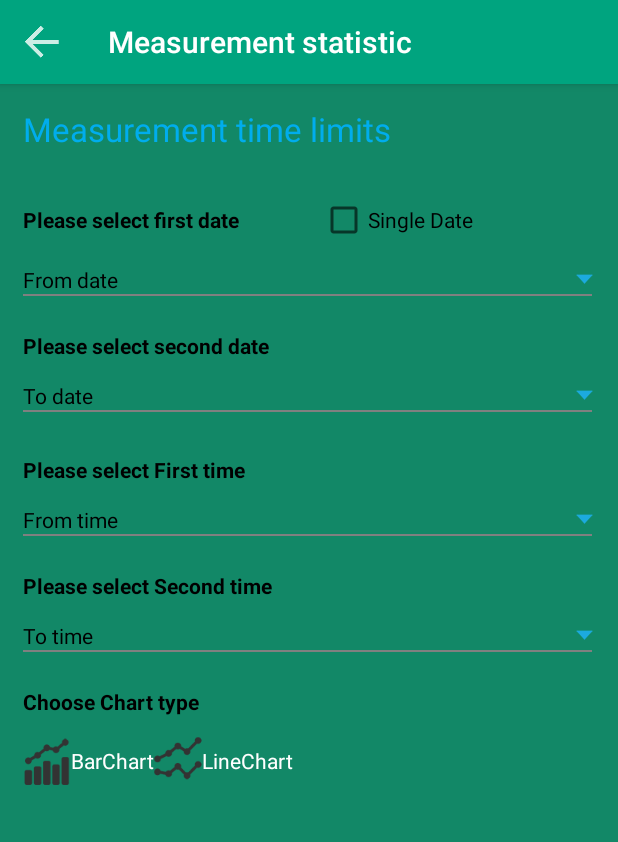
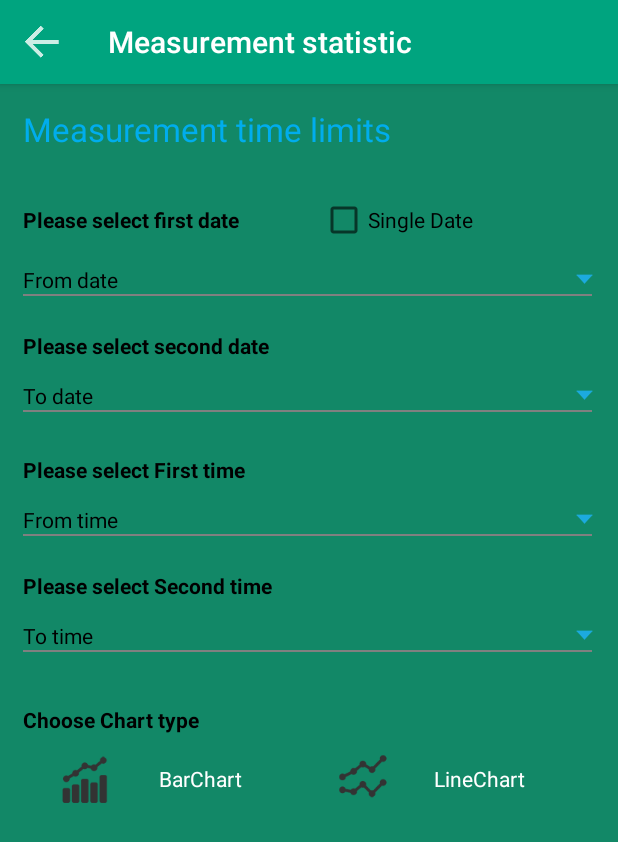
Before and after one commit to iRafal/House-Manager, an Android app: the MeasurementStatisticActivity screen opened directly, with no data from a screen before it, on a phone screen of 412 x 824 dp. Shown: the top 842 px of the screen. Run offline under Robolectric (Android 15) with nearby library versions, the phone set to English and light mode, and no system bars; our stand-ins replace ButterKnife; libraries missing offline, so code that uses them is left out: com.fourmob.datetimepicker, com.r0adkll.slidr, com.sleepbot.datetimepicker; 7 statements that could not run were skipped.

Commit message:
Fixed Measurement statistic screen layout. Moved  a part of layout to another file (using include)

```diff
--- a/app/src/main/java/com/medvid/andriy/housemanager/activity/BarChartActivity.java
+++ b/app/src/main/java/com/medvid/andriy/housemanager/activity/BarChartActivity.java
@@ -34,9 +34,6 @@ public class BarChartActivity extends BaseActivity implements SeekBar.OnSeekBarC
         setContentView(R.layout.animated_bar_chart_activity_layout);
 
         ButterKnife.inject(this);
-
-        initSlidr();
-
         initView();
     }
 
@@ -103,10 +100,6 @@ public class BarChartActivity extends BaseActivity implements SeekBar.OnSeekBarC
         //bar_chart_view.invalidate();
     }
 
-    private void initSlidr() {
-        SlidrHelper.initSlidr(this);
-    }
-
     private void saveToGallery() {
         if (bar_chart_view.saveToGallery("title" + System.currentTimeMillis(), 50)) {
             Toast.makeText(getApplicationContext(), "Saving SUCCESSFUL!",
--- /dev/null
+++ b/app/src/main/res/layout/date_and_time_period_screen_layout.xml
@@ -0,0 +1,145 @@
+<?xml version="1.0" encoding="utf-8"?>
+<LinearLayout xmlns:android="http://schemas.android.com/apk/res/android"
+    android:layout_width="match_parent"
+    android:layout_height="wrap_content"
+    android:orientation="vertical"
+    android:paddingLeft="@dimen/edge_big_minus">
+
+    <TextView
+        android:id="@+id/tv_measurement_screen_title"
+        android:layout_width="wrap_content"
+        android:layout_height="wrap_content"
+        android:layout_gravity="left"
+        android:layout_marginBottom="@dimen/edge_huge_minus"
+        android:layout_marginRight="@dimen/edge_big_plus"
+        android:layout_marginTop="@dimen/edge_big_minus"
+        android:text="@string/measurement_time_limits"
+        android:textAppearance="?android:attr/textAppearanceLarge"
+        android:textColor="@color/blue_light" />
+
+    <LinearLayout
+        android:layout_width="match_parent"
+        android:layout_height="wrap_content"
+        android:layout_marginBottom="@dimen/edge_above"
+        android:orientation="horizontal"
+        android:weightSum="1.0">
+
+        <TextView
+            android:id="@+id/tv_first_date_select_title"
+            android:layout_width="0dp"
+            android:layout_height="wrap_content"
+            android:layout_weight="0.5"
+            android:text="@string/please_select_first_date"
+            android:textAppearance="?android:attr/textAppearanceSmall"
+            android:textColor="@color/black"
+            android:textStyle="bold" />
+
+        <CheckBox
+            android:id="@+id/cb_single_date_selector"
+            android:layout_width="0dp"
+            android:layout_height="wrap_content"
+            android:layout_weight="0.5"
+            android:text="@string/single_date" />
+    </LinearLayout>
+
+    <TextView
+        android:id="@+id/tv_from_date_selector"
+        android:layout_width="match_parent"
+        android:layout_height="wrap_content"
+        android:layout_marginRight="@dimen/edge_above"
+        android:drawableRight="@drawable/spinner_custom_selector"
+        android:gravity="center|left"
+        android:text="@string/from_date"
+        android:textColor="@color/black" />
+
+    <include
+        layout="@layout/line_view_layout"
+        android:layout_width="match_parent"
+        android:layout_height="wrap_content"
+        android:layout_marginBottom="@dimen/edge_large_most_plus"
+        android:layout_marginRight="@dimen/edge_big_plus" />
+
+    <TextView
+        android:id="@+id/tv_second_date_select_title"
+        android:layout_width="wrap_content"
+        android:layout_height="wrap_content"
+        android:layout_marginBottom="@dimen/edge_above"
+        android:gravity="left"
+        android:text="@string/please_select_second_date"
+        android:textAppearance="?android:attr/textAppearanceSmall"
+        android:textColor="@color/black"
+        android:textStyle="bold" />
+
+    <TextView
+        android:id="@+id/tv_to_date_selector"
+        android:layout_width="match_parent"
+        android:layout_height="wrap_content"
+        android:layout_marginRight="@dimen/edge_above"
+        android:drawableRight="@drawable/spinner_custom_selector"
+        android:gravity="center|left"
+        android:text="@string/to_date"
+        android:textColor="@color/black" />
+
+    <include
+        layout="@layout/line_view_layout"
+        android:layout_width="match_parent"
+        android:layout_height="wrap_content"
+        android:layout_marginBottom="@dimen/edge_large_most_plus"
+        android:layout_marginRight="@dimen/edge_big_plus" />
+
+    <TextView
+        android:id="@+id/tv_first_time_select_title"
+        android:layout_width="wrap_content"
+        android:layout_height="wrap_content"
+        android:layout_marginBottom="@dimen/edge_above"
+        android:layout_marginTop="@dimen/edge_normal_plus"
+        android:gravity="left"
+        android:text="@string/please_select_first_time"
+        android:textAppearance="?android:attr/textAppearanceSmall"
+        android:textColor="@color/black"
+        android:textStyle="bold" />
+
+    <TextView
+        android:id="@+id/tv_from_time_selector"
+        android:layout_width="match_parent"
+        android:layout_height="wrap_content"
+        android:layout_marginRight="@dimen/edge_above"
+        android:drawableRight="@drawable/spinner_custom_selector"
+        android:gravity="center|left"
+        android:text="@string/from_time"
+        android:textColor="@color/black" />
+
+    <include
+        layout="@layout/line_view_layout"
+        android:layout_width="match_parent"
+        android:layout_height="wrap_content"
+        android:layout_marginRight="@dimen/edge_big_plus" />
+
+    <TextView
+        android:id="@+id/tv_from_time_select_title"
+        android:layout_width="wrap_content"
+        android:layout_height="wrap_content"
+        android:layout_marginBottom="@dimen/edge_above"
+        android:layout_marginTop="@dimen/edge_large_most_plus"
+        android:gravity="left"
+        android:text="@string/please_select_second_time"
+        android:textAppearance="?android:attr/textAppearanceSmall"
+        android:textColor="@color/black"
+        android:textStyle="bold" />
+
+    <TextView
+        android:id="@+id/tv_to_time_selector"
+        android:layout_width="match_parent"
+        android:layout_height="wrap_content"
+        android:layout_marginRight="@dimen/edge_above"
+        android:drawableRight="@drawable/spinner_custom_selector"
+        android:gravity="center|left"
+        android:text="@string/to_time"
+        android:textColor="@color/black" />
+
+    <include
+        layout="@layout/line_view_layout"
+        android:layout_width="match_parent"
+        android:layout_height="wrap_content"
+        android:layout_marginRight="@dimen/edge_big_plus" />
+</LinearLayout>
--- a/app/src/main/res/layout/measurement_statistic_screen_layout.xml
+++ b/app/src/main/res/layout/measurement_statistic_screen_layout.xml
@@ -1,183 +1,73 @@
 <?xml version="1.0" encoding="utf-8"?>
-<LinearLayout xmlns:android="http://schemas.android.com/apk/res/android"
+<ScrollView xmlns:android="http://schemas.android.com/apk/res/android"
     xmlns:tools="http://schemas.android.com/tools"
     android:layout_width="match_parent"
     android:layout_height="match_parent"
     android:background="@color/green_dark"
-    android:orientation="vertical"
-    android:paddingLeft="@dimen/edge_big_minus"
     tools:context=".MeasurementStatisticActivity">
-
-    <TextView
-        android:id="@+id/tv_measurement_screen_title"
-        android:layout_width="wrap_content"
-        android:layout_height="wrap_content"
-        android:layout_gravity="left"
-        android:layout_marginBottom="@dimen/edge_huge_minus"
-        android:layout_marginRight="@dimen/edge_big_plus"
-        android:layout_marginTop="@dimen/edge_big_minus"
-        android:text="@string/measurement_time_limits"
-        android:textAppearance="?android:attr/textAppearanceLarge"
-        android:textColor="@color/blue_light" />
 
     <LinearLayout
         android:layout_width="match_parent"
         android:layout_height="wrap_content"
-        android:layout_marginBottom="@dimen/edge_above"
-        android:orientation="horizontal"
-        android:weightSum="1.0">
+        android:orientation="vertical">
+
+        <include layout="@layout/date_and_time_period_screen_layout" />
 
         <TextView
-            android:id="@+id/tv_first_date_select_title"
-            android:layout_width="0dp"
-            android:layout_height="wrap_content"
-            android:layout_weight="0.5"
-            android:text="@string/please_select_first_date"
-            android:textAppearance="?android:attr/textAppearanceSmall"
-            android:textColor="@color/black"
-            android:textStyle="bold" />
-
-        <CheckBox
-            android:id="@+id/cb_single_date_selector"
-            android:layout_width="0dp"
-            android:layout_height="wrap_content"
-            android:layout_weight="0.5"
-            android:text="@string/single_date" />
-    </LinearLayout>
-
-    <TextView
-        android:id="@+id/tv_from_date_selector"
-        android:layout_width="match_parent"
-        android:layout_height="wrap_content"
-        android:layout_marginRight="@dimen/edge_above"
-        android:drawableRight="@drawable/spinner_custom_selector"
-        android:gravity="center|left"
-        android:text="@string/from_date"
-        android:textColor="@color/black" />
-
-    <include
-        layout="@layout/line_view_layout"
-        android:layout_width="match_parent"
-        android:layout_height="wrap_content"
-        android:layout_marginBottom="@dimen/edge_large_most_plus"
-        android:layout_marginRight="@dimen/edge_big_plus" />
-
-    <TextView
-        android:id="@+id/tv_second_date_select_title"
+            android:id="@+id/tv_choose_chart_type"
             android:layout_width="wrap_content"
             android:layout_height="wrap_content"
             android:layout_marginBottom="@dimen/edge_above"
+            android:layout_marginTop="@dimen/edge_huge_plus"
             android:gravity="left"
-        android:text="@string/please_select_second_date"
-        android:textAppearance="?android:attr/textAppearanceSmall"
-        android:textColor="@color/black"
-        android:textStyle="bold" />
-
-    <TextView
-        android:id="@+id/tv_to_date_selector"
-        android:layout_width="match_parent"
-        android:layout_height="wrap_content"
-        android:layout_marginRight="@dimen/edge_above"
-        android:drawableRight="@drawable/spinner_custom_selector"
-        android:gravity="center|left"
-        android:text="@string/to_date"
-        android:textColor="@color/black" />
-
-    <include
-        layout="@layout/line_view_layout"
-        android:layout_width="match_parent"
-        android:layout_height="wrap_content"
-        android:layout_marginBottom="@dimen/edge_large_most_plus"
-        android:layout_marginRight="@dimen/edge_big_plus" />
-
-    <TextView
-        android:id="@+id/tv_first_time_select_title"
-        android:layout_width="wrap_content"
-        android:layout_height="wrap_content"
-        android:layout_marginBottom="@dimen/edge_above"
-        android:layout_marginTop="@dimen/edge_normal_plus"
-        android:gravity="left"
-        android:text="@string/please_select_first_time"
-        android:textAppearance="?android:attr/textAppearanceSmall"
-        android:textColor="@color/black"
-        android:textStyle="bold" />
-
-    <TextView
-        android:id="@+id/tv_from_time_selector"
-        android:layout_width="match_parent"
-        android:layout_height="wrap_content"
-        android:layout_marginRight="@dimen/edge_above"
-        android:drawableRight="@drawable/spinner_custom_selector"
-        android:gravity="center|left"
-        android:text="@string/from_time"
-        android:textColor="@color/black" />
-
-    <include
-        layout="@layout/line_view_layout"
-        android:layout_width="match_parent"
-        android:layout_height="wrap_content"
-        android:layout_marginRight="@dimen/edge_big_plus" />
-
-    <TextView
-        android:id="@+id/tv_from_time_select_title"
-        android:layout_width="wrap_content"
-        android:layout_height="wrap_content"
-        android:layout_marginBottom="@dimen/edge_above"
-        android:layout_marginTop="@dimen/edge_large_most_plus"
-        android:gravity="left"
-        android:text="@string/please_select_second_time"
-        android:textAppearance="?android:attr/textAppearanceSmall"
-        android:textColor="@color/black"
-        android:textStyle="bold" />
-
-    <TextView
-        android:id="@+id/tv_to_time_selector"
-        android:layout_width="match_parent"
-        android:layout_height="wrap_content"
-        android:layout_marginRight="@dimen/edge_above"
-        android:drawableRight="@drawable/spinner_custom_selector"
-        android:gravity="center|left"
-        android:text="@string/to_time"
-        android:textColor="@color/black" />
-
-    <include
-        layout="@layout/line_view_layout"
-        android:layout_width="match_parent"
-        android:layout_height="wrap_content"
-        android:layout_marginRight="@dimen/edge_big_plus" />
-
-    <TextView
-        android:id="@+id/tvwer"
-        android:layout_width="wrap_content"
-        android:layout_height="wrap_content"
-        android:layout_marginBottom="@dimen/edge_above"
-        android:layout_marginTop="@dimen/edge_large_most_plus"
-        android:gravity="left"
+            android:paddingLeft="@dimen/edge_big_minus"
             android:text="Choose Chart type"
             android:textAppearance="?android:attr/textAppearanceSmall"
             android:textColor="@color/black"
             android:textStyle="bold" />
 
         <LinearLayout
-        android:layout_width="wrap_content"
-        android:layout_height="wrap_content">
+            android:layout_width="match_parent"
+            android:layout_height="wrap_content"
+            android:gravity="center"
+            android:orientation="horizontal"
+            android:weightSum="1.0">
+
+            <View
+                android:layout_width="0dp"
+                android:layout_height="wrap_content"
+                android:layout_weight="0.1" />
 
             <TextView
                 android:id="@+id/tv_bar_chart"
-            android:layout_width="wrap_content"
+                android:layout_width="0dp"
                 android:layout_height="wrap_content"
+                android:layout_weight="0.35"
                 android:drawableLeft="@drawable/bar_chart_ic"
+                android:drawablePadding="@dimen/edge_above_medium"
                 android:gravity="center"
                 android:text="BarChart" />
 
+            <View
+                android:layout_width="0dp"
+                android:layout_height="wrap_content"
+                android:layout_weight="0.1" />
+
             <TextView
                 android:id="@+id/tv_line_chart"
-            android:layout_width="wrap_content"
+                android:layout_width="0dp"
                 android:layout_height="wrap_content"
+                android:layout_weight="0.35"
                 android:drawableLeft="@drawable/line_chart_ic"
+                android:drawablePadding="@dimen/edge_above_medium"
                 android:gravity="center"
                 android:text="LineChart" />
 
-    </LinearLayout>
+            <View
+                android:layout_width="0dp"
+                android:layout_height="wrap_content"
+                android:layout_weight="0.1" />
 
         </LinearLayout>
+    </LinearLayout>
+</ScrollView>
```
Lines whose indentation alone changed are shown as unchanged.
